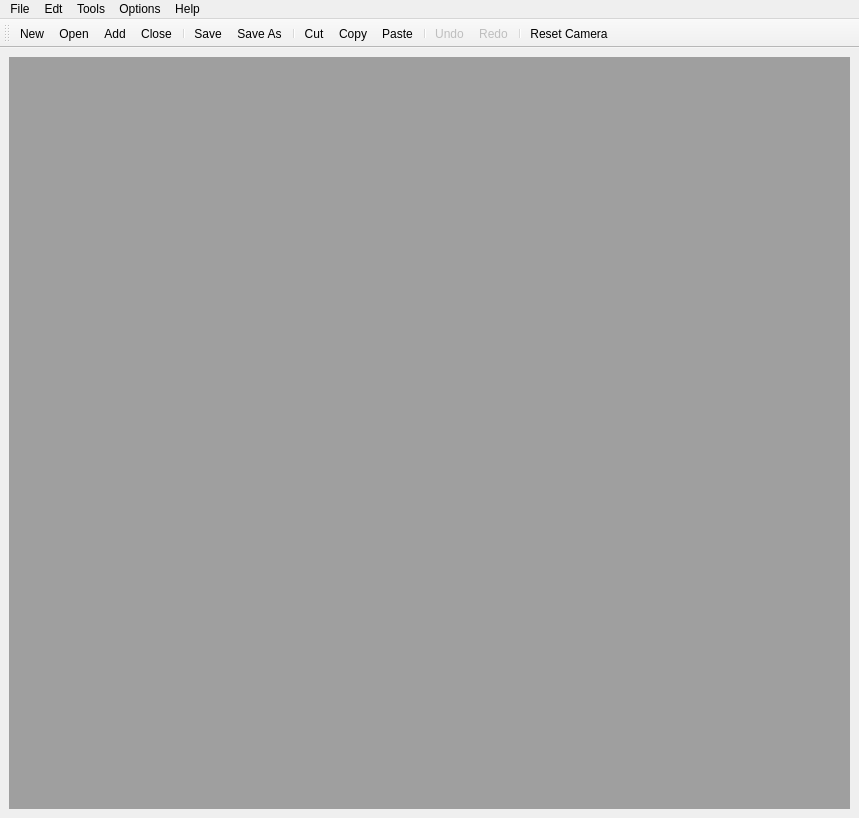
This is src/mainapplicationform.ui in tapple/animik as Qt 5 draws it before an edit. The edited form follows.
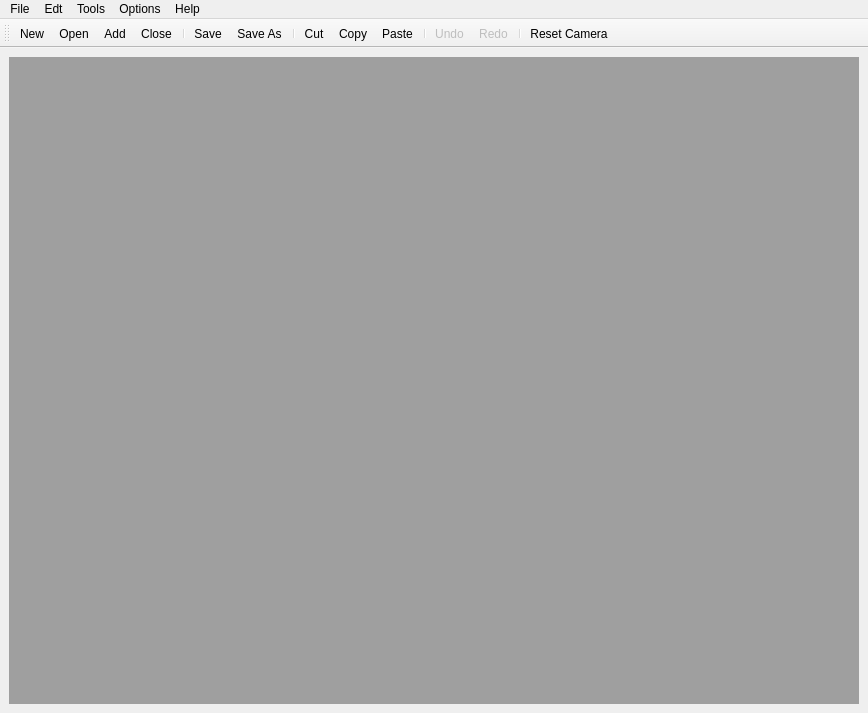
This is the edited form. Icons and pictures are not drawn.

Patch:
```diff
--- a/src/mainapplicationform.ui
+++ b/src/mainapplicationform.ui
@@ -7,8 +7,8 @@
    <rect>
     <x>0</x>
     <y>0</y>
-    <width>859</width>
-    <height>818</height>
+    <width>868</width>
+    <height>713</height>
    </rect>
   </property>
   <property name="windowTitle">
@@ -30,8 +30,8 @@
     <rect>
      <x>0</x>
      <y>0</y>
-     <width>859</width>
-     <height>23</height>
+     <width>868</width>
+     <height>18</height>
     </rect>
    </property>
    <widget class="QMenu" name="menuFile">
```
